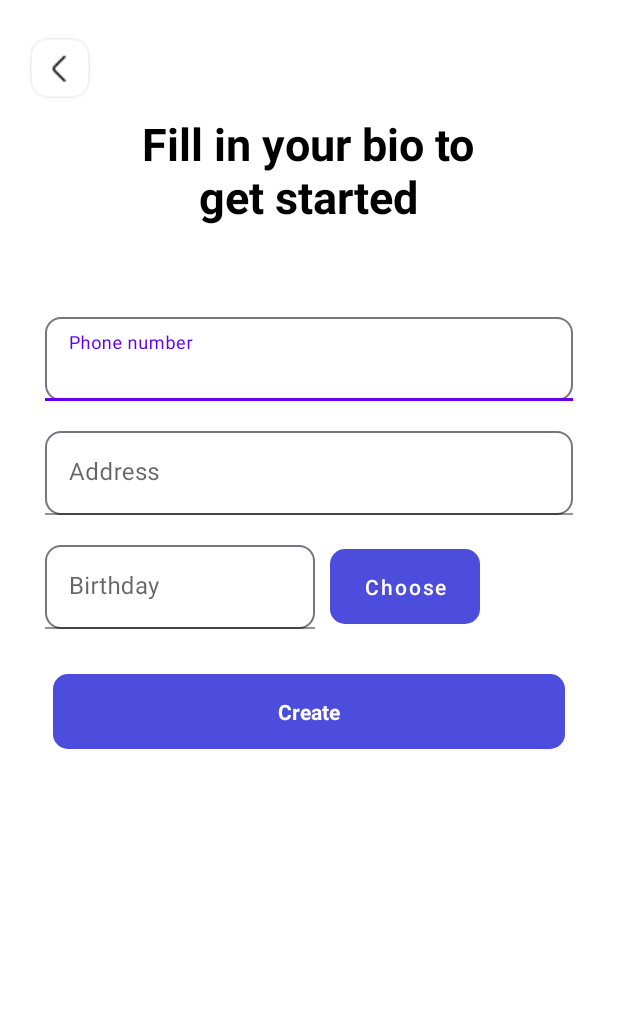
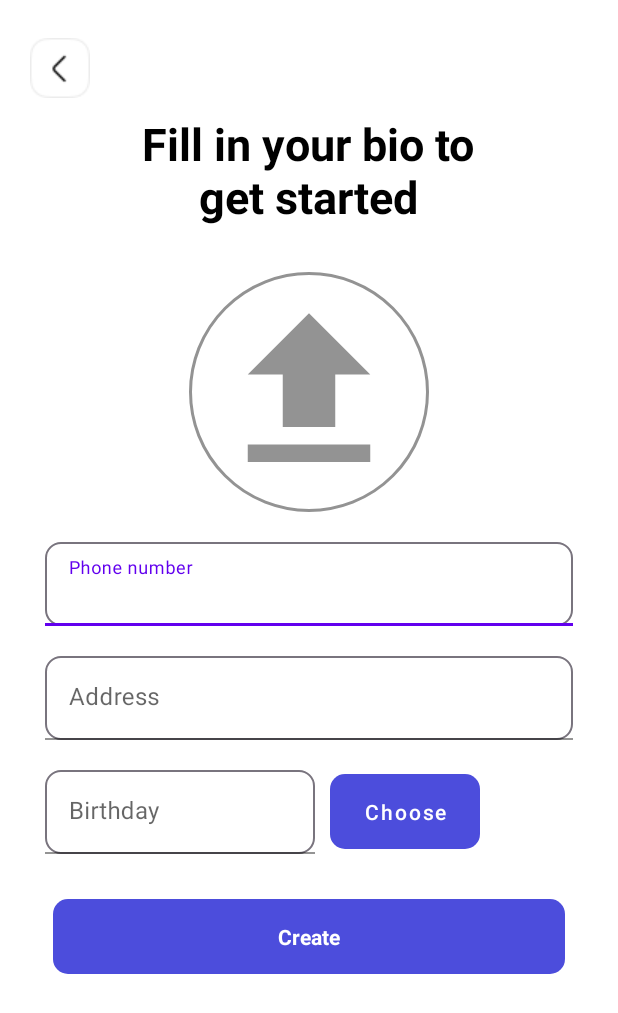
Before and after one commit to phongwild/StaySerene, an Android app: the Add_phoneNumber screen opened directly, with no data from a screen before it, on a phone screen of 412 x 824 dp. Shown: the top 1013 px of the screen. Run offline under Robolectric (Android 15) with nearby library versions, the light colour scheme and no system bars; our stand-ins replace CircleImageView, Firebase (no records; nobody signed in at launch, a user with empty details on screens opened directly), Picasso; pictures from the network do not load.

Commit message:
update đăng kí

```diff
--- a/app/build.gradle.kts
+++ b/app/build.gradle.kts
@@ -41,6 +41,10 @@ dependencies {
     testImplementation(libs.junit)
     androidTestImplementation(libs.ext.junit)
     androidTestImplementation(libs.espresso.core)
+    //Picasso
+    implementation ("com.squareup.picasso:picasso:2.8")
+    //Circle image
+    implementation ("de.hdodenhof:circleimageview:3.1.0")
     //Firebase
     implementation(platform("com.google.firebase:firebase-bom:33.3.0"))
     implementation ("com.google.firebase:firebase-auth")
--- a/app/src/main/java/phongtaph31865/poly/stayserene/Login_Register/Add_phoneNumber.java
+++ b/app/src/main/java/phongtaph31865/poly/stayserene/Login_Register/Add_phoneNumber.java
@@ -1,18 +1,29 @@
 package phongtaph31865.poly.stayserene.Login_Register;
 
 import android.annotation.SuppressLint;
+import android.app.Activity;
 import android.app.DatePickerDialog;
+import android.content.ContentResolver;
 import android.content.Intent;
+import android.net.Uri;
 import android.os.Bundle;
 import android.text.Editable;
 import android.text.TextWatcher;
 import android.view.View;
+import android.webkit.MimeTypeMap;
 import android.widget.Button;
 import android.widget.DatePicker;
+import android.widget.ImageView;
 import android.widget.LinearLayout;
+import android.widget.ProgressBar;
+import android.widget.RelativeLayout;
 import android.widget.Toast;
 
 import androidx.activity.EdgeToEdge;
+import androidx.activity.result.ActivityResult;
+import androidx.activity.result.ActivityResultCallback;
+import androidx.activity.result.ActivityResultLauncher;
+import androidx.activity.result.contract.ActivityResultContracts;
 import androidx.annotation.NonNull;
 import androidx.appcompat.app.AppCompatActivity;
 import androidx.core.graphics.Insets;
@@ -27,10 +38,16 @@ import com.google.firebase.auth.FirebaseAuth;
 import com.google.firebase.auth.FirebaseUser;
 import com.google.firebase.database.DatabaseReference;
 import com.google.firebase.database.FirebaseDatabase;
+import com.google.firebase.storage.FirebaseStorage;
+import com.google.firebase.storage.OnPausedListener;
+import com.google.firebase.storage.StorageReference;
+import com.google.firebase.storage.UploadTask;
+import com.squareup.picasso.Picasso;
 
 import java.util.Calendar;
 import java.util.UUID;
 
+import de.hdodenhof.circleimageview.CircleImageView;
 import phongtaph31865.poly.stayserene.Model.Account;
 import phongtaph31865.poly.stayserene.R;
 
@@ -39,9 +56,16 @@ public class Add_phoneNumber extends AppCompatActivity {
     private TextInputEditText edt_phoneNumber, edt_address, edt_date;
     private Button btn_choose_date;
     private LinearLayout btn_create;
+    private RelativeLayout btn_add_avt;
+    private ProgressBar progressBar;
+    private CircleImageView img_avt;
+    private Uri ImgUri;
     private FirebaseAuth mAuth;
     private FirebaseUser user;
     private String phoneNumber, address, date;
+    //Firebase
+    DatabaseReference userRef = FirebaseDatabase.getInstance().getReference("Account");
+    StorageReference storageRef = FirebaseStorage.getInstance().getReference();
     @SuppressLint("MissingInflatedId")
     @Override
     protected void onCreate(Bundle savedInstanceState) {
@@ -56,6 +80,9 @@ public class Add_phoneNumber extends AppCompatActivity {
         edt_date = findViewById(R.id.ed_date_time);
         btn_choose_date = findViewById(R.id.btn_choose_date);
         btn_create = findViewById(R.id.btn_next_addPhoneNumber);
+        btn_add_avt = findViewById(R.id.btn_add_avt);
+        img_avt = findViewById(R.id.iv_add_avt);
+        progressBar = findViewById(R.id.progressBar_add_avt);
         edt_phoneNumber.addTextChangedListener(new TextWatcher() {
             @Override
             public void beforeTextChanged(CharSequence s, int start, int count, int after) {
@@ -123,7 +150,6 @@ public class Add_phoneNumber extends AppCompatActivity {
             }
         });
         Intent intent = getIntent();
-        String avt = "https://encrypted-tbn0.gstatic.com/images?q=tbn:ANd9GcTq2k2sI1nZyFTtoaKSXxeVzmAwIPchF4tjwg&s";
         String gioiTinh = "";
         String quocTich = "";
         int role = 1;
@@ -131,8 +157,31 @@ public class Add_phoneNumber extends AppCompatActivity {
         String fullname = intent.getStringExtra("fullname");
         String email = intent.getStringExtra("email");
         String password = intent.getStringExtra("password");
-        //Firebase
-        DatabaseReference userRef = FirebaseDatabase.getInstance().getReference("Account");
+
+        ActivityResultLauncher<Intent> launcher = registerForActivityResult(
+                new ActivityResultContracts.StartActivityForResult(),
+                new ActivityResultCallback<ActivityResult>() {
+                    @Override
+                    public void onActivityResult(ActivityResult o) {
+                        if (o.getResultCode() == Activity.RESULT_OK){
+                            Intent data = o.getData();
+                            ImgUri = data.getData();
+                            Picasso.get().load(ImgUri).resize(140,140).centerCrop().into(img_avt);
+                        }else {
+                            Toast.makeText(Add_phoneNumber.this, "No image selected", Toast.LENGTH_SHORT).show();
+                        }
+                    }
+                }
+        );
+        btn_add_avt.setOnClickListener(new View.OnClickListener() {
+            @Override
+            public void onClick(View v) {
+                Intent photoPicker = new Intent();
+                photoPicker.setType("image/*");
+                photoPicker.setAction(Intent.ACTION_GET_CONTENT);
+                launcher.launch(photoPicker);
+            }
+        });
         mAuth = FirebaseAuth.getInstance();
         user = mAuth.getCurrentUser();
         try {
@@ -160,16 +209,40 @@ public class Add_phoneNumber extends AppCompatActivity {
                         }
                     }else {
                         mAuth.createUserWithEmailAndPassword(email, password);
-                        Account newAccount = new Account(Uid, fullname, avt, email, gioiTinh, date, password, quocTich, phoneNumber, address, role);
-                        userRef.child(Uid).setValue(newAccount).addOnSuccessListener(new OnSuccessListener<Void>() {
+                        StorageReference imageRef = storageRef.child(System.currentTimeMillis() + "." + getFileExtension(ImgUri));
+                        imageRef.putFile(ImgUri).addOnSuccessListener(new OnSuccessListener<UploadTask.TaskSnapshot>() {
                             @Override
-                            public void onSuccess(Void unused) {
-                                startActivity(new Intent(Add_phoneNumber.this, Activity_success.class));
+                            public void onSuccess(UploadTask.TaskSnapshot taskSnapshot) {
+                                imageRef.getDownloadUrl().addOnSuccessListener(new OnSuccessListener<Uri>() {
+                                    @Override
+                                    public void onSuccess(Uri uri) {
+                                        Account newAccount = new Account(Uid, fullname, uri.toString(), email, gioiTinh, date, password, quocTich, phoneNumber, address, role);
+                                        userRef.child(Uid).setValue(newAccount).addOnSuccessListener(new OnSuccessListener<Void>() {
+                                            @Override
+                                            public void onSuccess(Void unused) {
+                                                startActivity(new Intent(Add_phoneNumber.this, Activity_success.class));
+                                                progressBar.setVisibility(View.INVISIBLE);
+                                            }
+                                        }).addOnFailureListener(new OnFailureListener() {
+                                            @Override
+                                            public void onFailure(@NonNull Exception e) {
+                                                Toast.makeText(Add_phoneNumber.this, "Create " + fullname + " failed", Toast.LENGTH_SHORT).show();
+                                            }
+                                        });
+
+                                    }
+                                });
+                            }
+                        }).addOnPausedListener(new OnPausedListener<UploadTask.TaskSnapshot>() {
+                            @Override
+                            public void onPaused(@NonNull UploadTask.TaskSnapshot snapshot) {
+                                progressBar.setVisibility(View.VISIBLE);
                             }
                         }).addOnFailureListener(new OnFailureListener() {
                             @Override
                             public void onFailure(@NonNull Exception e) {
-                                Toast.makeText(Add_phoneNumber.this, "Create " + fullname + " failed", Toast.LENGTH_SHORT).show();
+                                progressBar.setVisibility(View.INVISIBLE);
+                                Toast.makeText(Add_phoneNumber.this, "Upload avatar failed", Toast.LENGTH_SHORT).show();
                             }
                         });
                     }
@@ -178,7 +251,6 @@ public class Add_phoneNumber extends AppCompatActivity {
         }catch (Exception e){
             e.printStackTrace();
         }
-
     }
     private void open_Date_Time(){
         Calendar calendar = Calendar.getInstance();
@@ -193,6 +265,11 @@ public class Add_phoneNumber extends AppCompatActivity {
         }, year, month, day);
         dialog.show();
     }
+    private String getFileExtension(Uri fileUri){
+        ContentResolver contentResolver = getContentResolver();
+        MimeTypeMap mine = MimeTypeMap.getSingleton();
+        return mine.getExtensionFromMimeType(contentResolver.getType(fileUri));
+    }
     @Override
     protected void onStart() {
         super.onStart();
--- a/app/src/main/java/phongtaph31865/poly/stayserene/Model/Account.java
+++ b/app/src/main/java/phongtaph31865/poly/stayserene/Model/Account.java
@@ -3,6 +3,7 @@ package phongtaph31865.poly.stayserene.Model;
 public class Account {
     private String Uid, Username, avt, email, gioiTinh, ngaySinh, password, quocTich, sdt, diaChi;
     private int role;
+
 
     public Account(String uid, String username, String avt, String email, String gioiTinh, String ngaySinh, String password, String quocTich, String sdt, String diaChi, int role) {
         Uid = uid;
--- /dev/null
+++ b/app/src/main/res/drawable/custom_circle_avt.xml
@@ -0,0 +1,5 @@
+<?xml version="1.0" encoding="utf-8"?>
+<shape xmlns:android="http://schemas.android.com/apk/res/android">
+    <corners android:radius="150dp"/>
+    <stroke android:color="#939393" android:width="2dp"/>
+</shape>
--- /dev/null
+++ b/app/src/main/res/drawable/ic_upload.xml
@@ -0,0 +1,5 @@
+<vector xmlns:android="http://schemas.android.com/apk/res/android" android:height="18dp" android:tint="#939393" android:viewportHeight="24" android:viewportWidth="24" android:width="18dp">
+
+    <path android:fillColor="@android:color/white" android:pathData="M5,20h14v-2H5V20zM5,10h4v6h6v-6h4l-7,-7L5,10z"/>
+
+</vector>
--- a/app/src/main/res/layout/activity_add_phone_number.xml
+++ b/app/src/main/res/layout/activity_add_phone_number.xml
@@ -1,6 +1,5 @@
 <?xml version="1.0" encoding="utf-8"?>
-<LinearLayout xmlns:android="http://schemas.android.com/apk/res/android"
-    android:orientation="vertical"
+<RelativeLayout xmlns:android="http://schemas.android.com/apk/res/android"
     xmlns:app="http://schemas.android.com/apk/res-auto"
     xmlns:tools="http://schemas.android.com/tools"
     android:id="@+id/main"
@@ -9,6 +8,17 @@
     tools:context=".Login_Register.Add_phoneNumber"
     android:paddingHorizontal="20dp"
     android:paddingTop="15dp">
+    <ProgressBar
+        android:id="@+id/progressBar_add_avt"
+        android:layout_width="wrap_content"
+        android:layout_height="wrap_content"
+        android:layout_centerInParent="true"
+        android:indeterminateTint="#4C4DDC"
+        android:visibility="invisible"/>
+    <LinearLayout
+        android:layout_width="match_parent"
+        android:layout_height="match_parent"
+        android:orientation="vertical">
         <RelativeLayout
             android:layout_width="60dp"
             android:layout_height="60dp">
@@ -27,8 +37,23 @@
             android:textAlignment="center"
             android:textSize="30sp"
             android:textStyle="bold" />
+        <RelativeLayout
+            android:id="@+id/btn_add_avt"
+            android:layout_width="160dp"
+            android:layout_height="160dp"
+            android:layout_gravity="center"
+            android:layout_marginTop="30dp"
+            android:layout_marginBottom="10dp"
+            android:background="@drawable/custom_circle_avt">
+            <de.hdodenhof.circleimageview.CircleImageView
+                android:id="@+id/iv_add_avt"
+                android:layout_width="140dp"
+                android:layout_height="140dp"
+                android:layout_gravity="center"
+                android:src="@drawable/ic_upload"
+                android:layout_centerInParent="true"/>
+        </RelativeLayout>
         <com.google.android.material.textfield.TextInputLayout
-        android:layout_marginTop="50dp"
             android:layout_width="match_parent"
             android:layout_height="wrap_content"
             android:id="@+id/layout_phoneNumber"
@@ -68,13 +93,14 @@
                 android:layout_gravity="start">
 
                 <com.google.android.material.textfield.TextInputEditText
+                    android:id="@+id/ed_date_time"
                     android:layout_width="match_parent"
                     android:layout_height="wrap_content"
                     android:layout_margin="10dp"
                     android:background="@drawable/custom_input"
-                android:id="@+id/ed_date_time"
-                android:inputType="textPersonName"
-                android:hint="Birthday" />
+                    android:enabled="false"
+                    android:hint="Birthday"
+                    android:inputType="textPersonName" />
             </com.google.android.material.textfield.TextInputLayout>
             <Button
                 android:id="@+id/btn_choose_date"
@@ -105,3 +131,4 @@
                 android:layout_gravity="center"/>
         </LinearLayout>
     </LinearLayout>
+</RelativeLayout>
```
Lines whose indentation alone changed are shown as unchanged.
